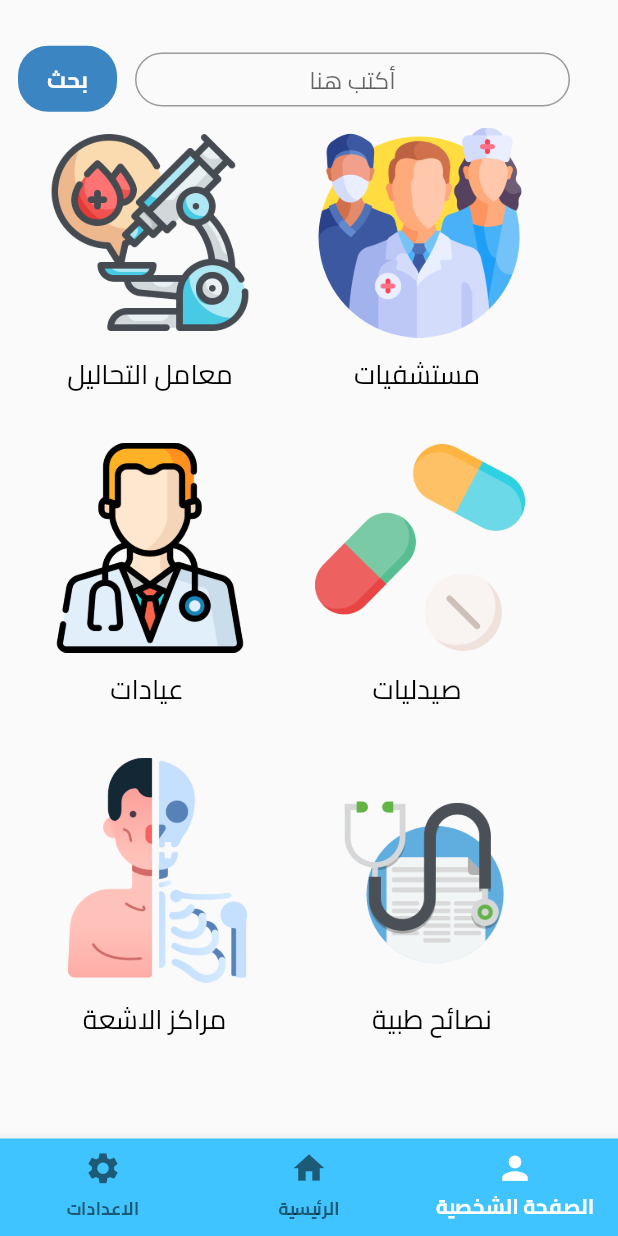
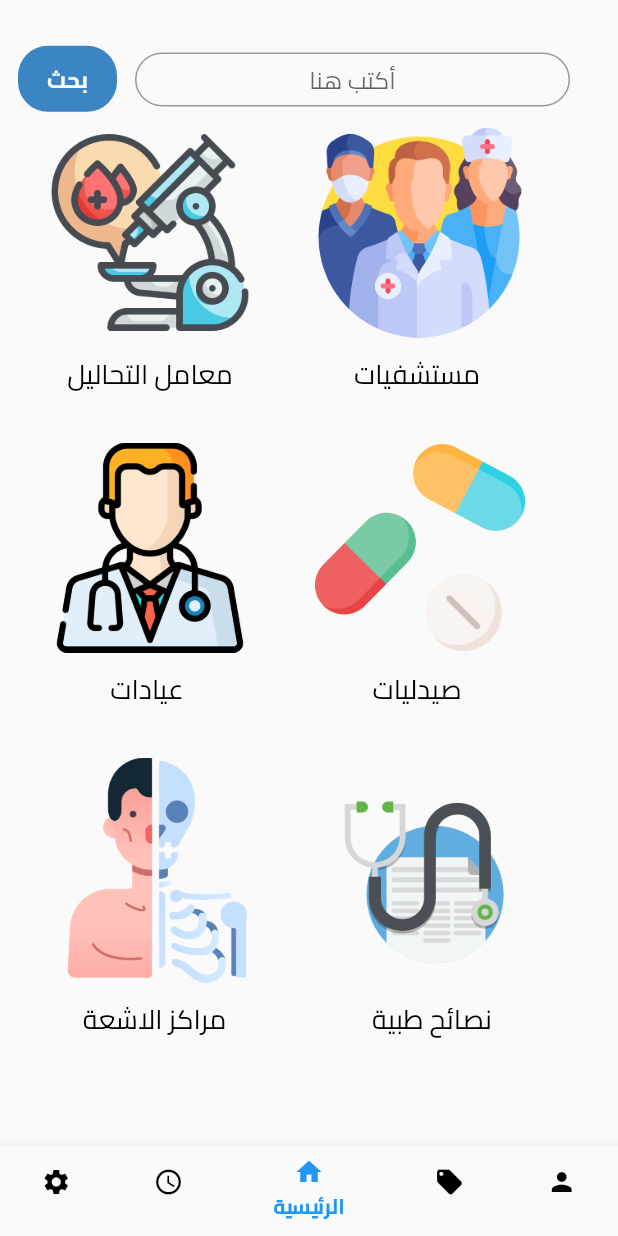
Before and after one commit to HossamShalabyAbdelrazek/Salamtak, a Flutter app: the loginscreen_body screen opened directly, after a tap on "تسجيل الدخول", on a phone screen of 412 x 824 dp. Run offline on Flutter 3.47's test engine with Material 2 defaults, Android fonts, the phone set to English and light mode, and no system bars; our stand-ins replace get.

Commit message:
Create botnavbar

```diff
--- a/lib/main.dart
+++ b/lib/main.dart
@@ -2,6 +2,8 @@
 
 import 'package:flutter/material.dart';
 import 'package:get/get_navigation/src/root/get_material_app.dart';
+import 'package:second/screen/pages/HomePage_body.dart';
+import 'package:second/screen/pages/botnavbar.dart';
 import 'package:second/screen/splash/presentation/widgets/splashview.dart';
 
 void main() {
--- a/lib/screen/createaccount/loginscreen_body.dart
+++ b/lib/screen/createaccount/loginscreen_body.dart
@@ -2,7 +2,7 @@
 import 'package:flutter/material.dart';
 import 'package:get/get.dart';
 import 'package:second/core/custom_button.dart';
-import 'package:second/screen/pages/HomePage_body.dart';
+import 'package:second/screen/pages/botnavbar.dart';
 
 // import '../../../../core/customText.dart';
 import '../createaccount/createaccountbody.dart';
@@ -77,7 +77,7 @@ class _loginscreen_bodyState extends State<loginscreen_body> {
                           width: 300,
                           text: 'تسجيل الدخول',
                           onTap: () {
-                            goToHomePage_body();
+                            goTobottombar();
                           },
                           fontsize: 20,
                         ),
@@ -132,9 +132,9 @@ goTocreateaccount_body() {
   });
 }
 
-// ignore: non_constant_identifier_names
-goToHomePage_body() {
+
+goTobottombar() {
   Future.delayed(const Duration(seconds: 0), () {
-    Get.to(() => const HomePage_body(), transition: Transition.rightToLeft);
+    Get.to(() => const botnavbar(), transition: Transition.rightToLeft);
   });
 }
--- a/lib/screen/pages/HomePage_body.dart
+++ b/lib/screen/pages/HomePage_body.dart
@@ -1,4 +1,4 @@
-// ignore_for_file: file_names, depend_on_referenced_packages, camel_case_types, avoid_unnecessary_containers, non_constant_identifier_names
+// ignore_for_file: file_names, depend_on_referenced_packages, camel_case_types, avoid_unnecessary_containers, non_constant_identifier_names, prefer_const_constructors
 
 import 'package:flutter/material.dart';
 import 'package:get/get.dart';
@@ -6,12 +6,11 @@ import 'package:second/core/custom_button.dart';
 
 import 'package:second/screen/pages/Labspage_body.dart';
 import 'package:second/screen/pages/Medicaltipspage_body.dart';
+// import 'package:second/screen/pages/bottombar.dart';
 import 'package:second/screen/pages/clinicspage_body.dart';
 import 'package:second/screen/pages/hospitalspage_body.dart';
 import 'package:second/screen/pages/pharmaciespage_body.dart';
-import 'package:second/screen/pages/profilePage.dart';
 import 'package:second/screen/pages/rayspage_body.dart';
-import 'package:second/screen/pages/settingpage.dart';
 
 class HomePage_body extends StatefulWidget {
   const HomePage_body({super.key});
@@ -21,12 +20,6 @@ class HomePage_body extends StatefulWidget {
 }
 
 class _HomePage_bodyState extends State<HomePage_body> {
-  int selectedindex = 2;
-  List screens = [
-    const settingspage(),
-    const HomePage_body(),
-    const profilePage()
-  ];
   @override
   Widget build(BuildContext context) {
     return Scaffold(
@@ -218,27 +211,7 @@ class _HomePage_bodyState extends State<HomePage_body> {
           ),
         ],
       ),
-      bottomNavigationBar: BottomNavigationBar(
-          backgroundColor: Colors.lightBlueAccent,
-          selectedItemColor: Colors.white,
-          currentIndex: selectedindex,
-          iconSize: 25,
-          selectedLabelStyle: const TextStyle(fontWeight: FontWeight.bold),
-          unselectedLabelStyle: const TextStyle(fontWeight: FontWeight.bold),
-          onTap: (index) {
-            setState(() {
-              selectedindex = index;
-            });
-          },
-          items: const [
-            BottomNavigationBarItem(
-                label: 'الاعدادات', icon: Icon(Icons.settings)),
-            // BottomNavigationBarItem(label: 'الحجوزات', icon: Icon(Icons.abc)),
-            BottomNavigationBarItem(label: 'الرئيسية', icon: Icon(Icons.home)),
-            // BottomNavigationBarItem(label: ' العروض', icon: Icon(Icons.person)),
-            BottomNavigationBarItem(
-                label: 'الصفحة الشخصية', icon: Icon(Icons.person))
-          ]),
+
       // extendBody: screens[selectedindex],
     );
   }
--- /dev/null
+++ b/lib/screen/pages/botnavbar.dart
@@ -0,0 +1,60 @@
+// ignore_for_file: camel_case_types, depend_on_referenced_packages
+
+import 'package:flutter/material.dart';
+import 'package:second/screen/pages/HomePage_body.dart';
+import 'package:second/screen/pages/offerspage.dart';
+import 'package:second/screen/pages/ordarspage.dart';
+import 'package:second/screen/pages/profilePage.dart';
+import 'package:second/screen/pages/settingpage.dart';
+
+class botnavbar extends StatefulWidget {
+  const botnavbar({super.key});
+
+  @override
+  State<botnavbar> createState() => _botnavbarState();
+}
+
+class _botnavbarState extends State<botnavbar> {
+  int selectedindex = 2;
+  List screens = [
+    const settingspage(),
+    const ordarspage(),
+    const HomePage_body(),
+    const offerspage(),
+    const profilePage(),
+  ];
+  @override
+  Widget build(BuildContext context) {
+    return Scaffold(
+        body: screens[selectedindex],
+        bottomNavigationBar: SizedBox(
+          height: 60,
+          child: BottomNavigationBar(
+              backgroundColor: Colors.white,
+              selectedItemColor: Colors.blue,
+              unselectedItemColor: Colors.black,
+              currentIndex: selectedindex,
+              iconSize: 20,
+              selectedLabelStyle: const TextStyle(fontWeight: FontWeight.bold),
+              unselectedLabelStyle:
+                  const TextStyle(fontWeight: FontWeight.bold),
+              onTap: (index) {
+                setState(() {
+                  selectedindex = index;
+                });
+              },
+              items: const [
+                BottomNavigationBarItem(
+                    label: 'الاعدادات', icon: Icon(Icons.settings)),
+                BottomNavigationBarItem(
+                    label: 'الحجوزات', icon: Icon(Icons.schedule)),
+                BottomNavigationBarItem(
+                    label: 'الرئيسية', icon: Icon(Icons.home)),
+                BottomNavigationBarItem(
+                    label: ' العروض', icon: Icon(Icons.local_offer)),
+                BottomNavigationBarItem(
+                    label: 'الصفحة الشخصية', icon: Icon(Icons.person))
+              ]),
+        ));
+  }
+}
--- a/lib/screen/pages/profilePage.dart
+++ b/lib/screen/pages/profilePage.dart
@@ -24,7 +24,7 @@ class _profilePageState extends State<profilePage> {
           Container(
             margin: const EdgeInsets.all(20.0),
             width: MediaQuery.of(context).size.width / 6,
-            height: MediaQuery.of(context).size.height / 3,
+            height: MediaQuery.of(context).size.height / 4,
             child: const ClipOval(
                 child: Image(image: AssetImage('assets/images/Hossam.png'))),
           ),
--- a/lib/screen/splash/presentation/widgets/splashbody.dart
+++ b/lib/screen/splash/presentation/widgets/splashbody.dart
@@ -38,7 +38,7 @@ class _splashbodyState extends State<splashbody> {
 }
 
 void goTologinscreen_body() {
-  Future.delayed(const Duration(seconds: 8), () {
+  Future.delayed(const Duration(seconds: 15), () {
     Get.to(() => const loginscreen_body(), transition: Transition.rightToLeft);
   });
 }
```
Also changed, not shown: lib/screen/pages/offerspage.dart (added, +17 -0 lines), lib/screen/pages/ordarspage.dart (added, +17 -0 lines).
